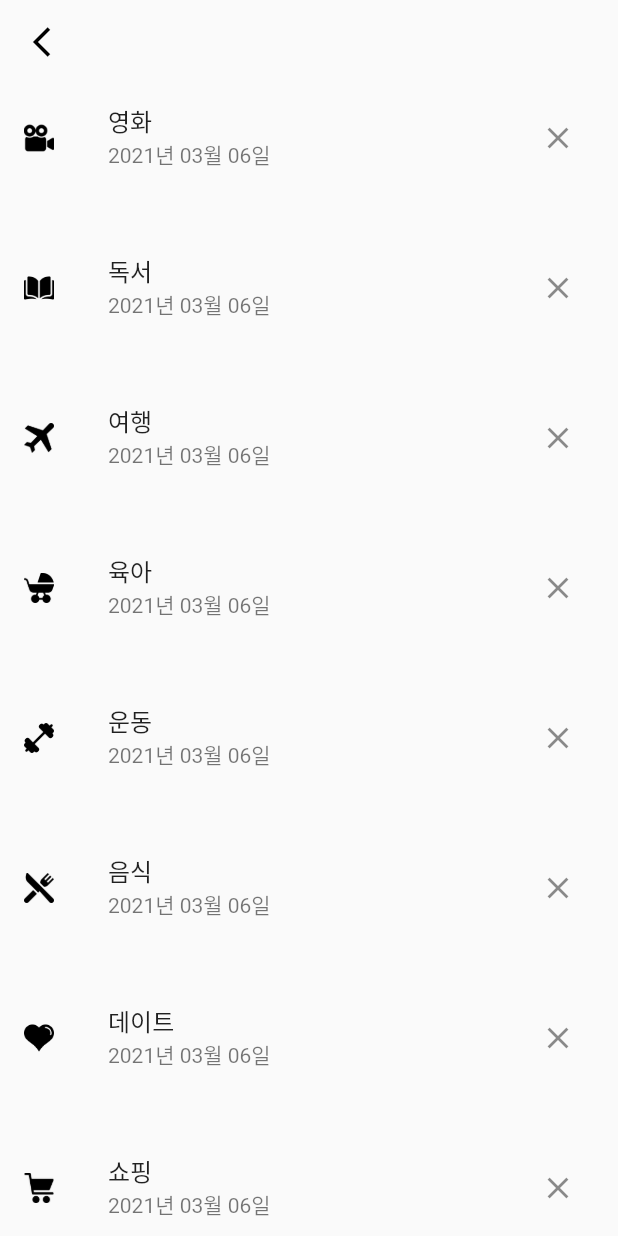
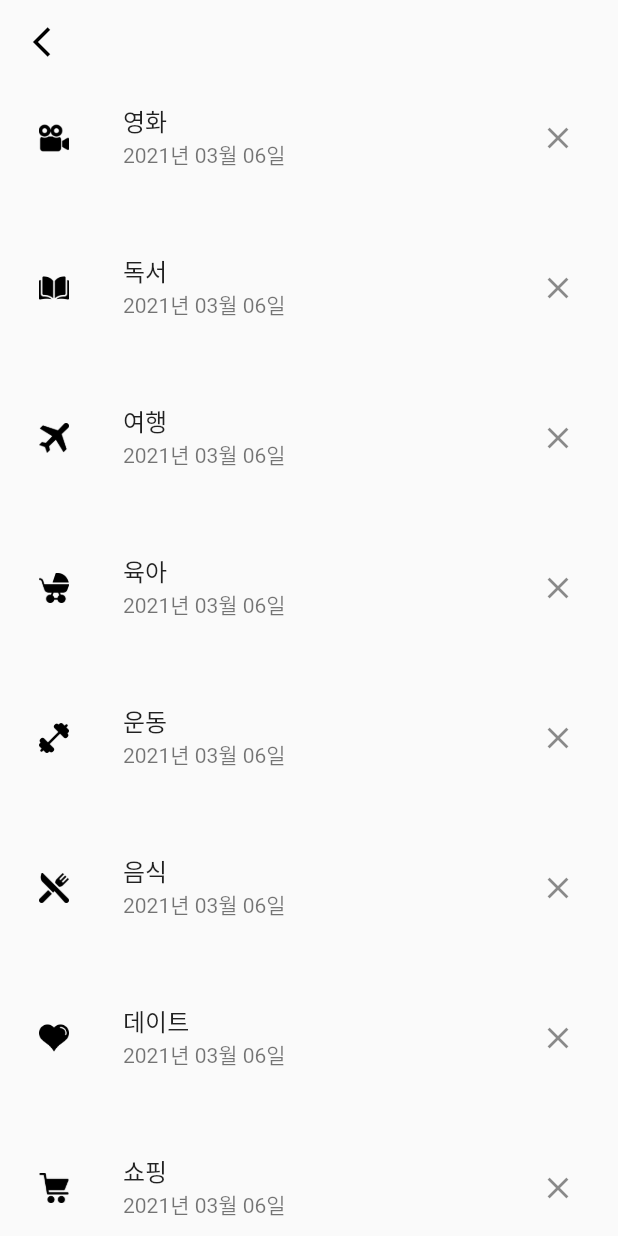
Before and after one commit to lseunghoon/today_memory, a Flutter app: the MemoryListPage screen opened by its route, on a phone screen of 412 x 824 dp. Run offline on Flutter 3.47's test engine with Material 2 defaults, Android fonts, the phone set to English and light mode, and no system bars; our stand-ins replace get, image_picker; Roboto replaces fonts that are missing (NanumMyeongjo).

```diff
--- a/lib/src/component/category_icon.dart
+++ /dev/null
@@ -1,4 +0,0 @@
-import 'package:flutter/material.dart';
-import 'package:get/get.dart';
-
-Widget category(index) {}
--- a/lib/src/contorller/app_controller.dart
+++ b/lib/src/contorller/app_controller.dart
@@ -1,4 +1,3 @@
-import 'package:flutter/material.dart';
 import 'package:get/get.dart';
 
 class AppController extends GetxService {
--- a/lib/src/screen/memory_list.dart
+++ b/lib/src/screen/memory_list.dart
@@ -1,11 +1,10 @@
 import 'package:flutter/material.dart';
 import 'package:get/get.dart';
+import 'package:intl/intl.dart';
 import 'package:todays_memory/src/contorller/app_controller.dart';
 import 'package:todays_memory/src/screen/add_memory.dart';
 
 class MemoryListPage extends GetView<AppController> {
-  AddMemoryPage addMemoryPage = AddMemoryPage();
-
   @override
   Widget build(BuildContext context) {
     return Scaffold(
@@ -30,13 +29,15 @@ class MemoryListPage extends GetView<AppController> {
               delegate: SliverChildBuilderDelegate(
                 (context, index) {
                   return Container(
+                    padding: EdgeInsets.only(
+                      left: 10.0,
+                    ),
                     height: 100,
                     child: ListTile(
                       //TODO : 오늘의 기억 한줄요약.
                       title: Text(controller.category[index]),
                       subtitle: Text(
-                        addMemoryPage.dateFormat.format(DateTime.now()),
-                      ),
+                          DateFormat('yyyy년 MM월 dd일').format(DateTime.now())),
                       leading: Column(
                         mainAxisAlignment: MainAxisAlignment.center,
                         children: [
```
Also changed, not shown: lib/main.dart (+13 -2 lines), lib/src/screen/add_memory.dart (+24 -2 lines), pubspec.yaml (+2 -15 lines), pubspec.lock, 3 other files.
